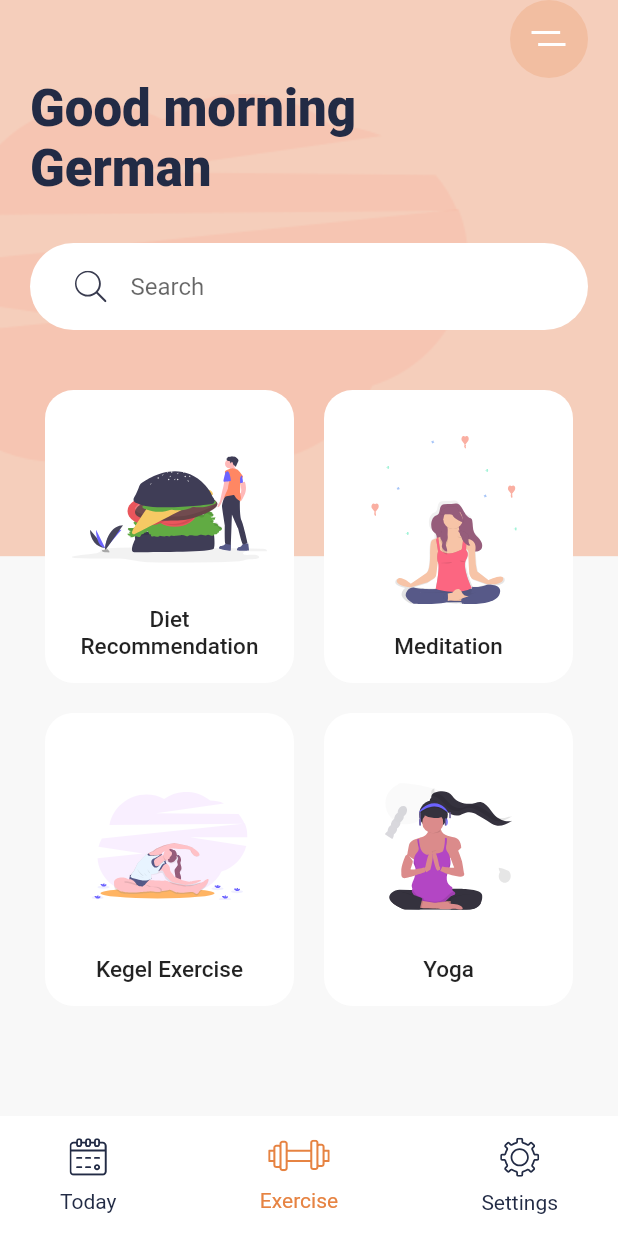
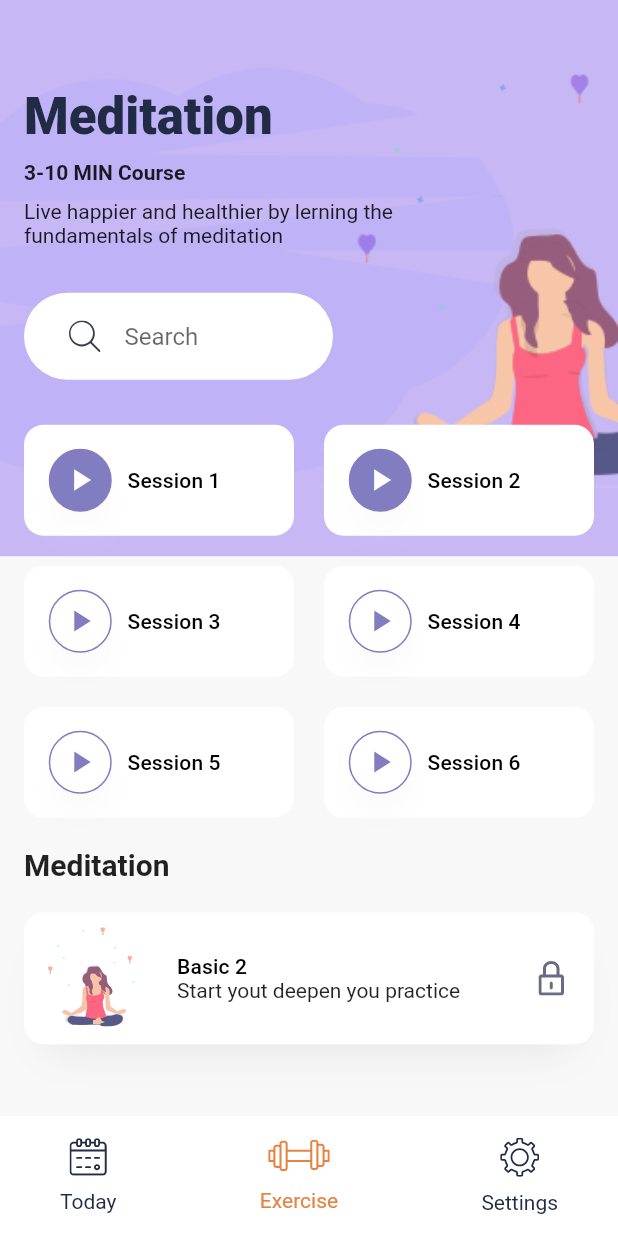
Before and after one commit to gergirod/exercise_app_design, a Flutter app: the screen it shows after launch, after a tap on "Meditation", on a phone screen of 412 x 824 dp. Run offline on Flutter 3.47's test engine with Material 2 defaults, Android fonts, the phone set to English and light mode, and no system bars; our stand-ins replace flutter_svg.

Commit message:
create details creen

```diff
--- a/lib/ui/category_card.dart
+++ b/lib/ui/category_card.dart
@@ -5,10 +5,12 @@ import 'package:flutter_svg/flutter_svg.dart';
 class CategoryCard extends StatelessWidget {
   final String src;
   final String title;
+  final Function press;
   const CategoryCard({
     Key key,
     this.src,
-    this.title
+    this.title,
+    this.press
   }) : super(key: key);
 
   @override
@@ -32,9 +34,7 @@ class CategoryCard extends StatelessWidget {
         child: Material(
           color: Colors.transparent,
           child: InkWell(
-            onTap: () {
-
-            },
+            onTap: press,
             child: Padding(
               padding: const EdgeInsets.all(15.0),
               child: Column(
--- /dev/null
+++ b/lib/ui/details_screen.dart
@@ -0,0 +1,148 @@
+import 'package:exercise_app/ui/bottom_nav_bar.dart';
+import 'package:exercise_app/ui/search_bar.dart';
+import 'package:exercise_app/ui/session_card.dart';
+import 'package:flutter/cupertino.dart';
+import 'package:flutter/material.dart';
+import 'package:flutter_svg/flutter_svg.dart';
+
+import '../utils/constants.dart';
+
+class DetailsScreen extends StatelessWidget {
+  @override
+  Widget build(BuildContext context) {
+    var size = MediaQuery.of(context).size;
+    return Scaffold(
+      bottomNavigationBar: BottomNavBar(),
+      body: Stack(
+        children: <Widget>[
+          Container(
+            height: size.height * .45,
+            decoration: BoxDecoration(
+                color: kBlueLightColor,
+                image: DecorationImage(
+                    image: AssetImage("assets/images/meditation_bg.png"),
+                    fit: BoxFit.fitWidth)),
+          ),
+          SafeArea(
+            child: Padding(
+              padding: const EdgeInsets.all(16.0),
+              child: SingleChildScrollView(
+                child: Column(
+                  crossAxisAlignment: CrossAxisAlignment.start,
+                  children: <Widget>[
+                    SizedBox(
+                      height: size.height * 0.05,
+                    ),
+                    Text(
+                      "Meditation",
+                      style: Theme.of(context)
+                          .textTheme
+                          .display1
+                          .copyWith(fontWeight: FontWeight.w900),
+                    ),
+                    SizedBox(
+                      height: 10,
+                    ),
+                    Text(
+                      "3-10 MIN Course",
+                      style: TextStyle(fontWeight: FontWeight.bold),
+                    ),
+                    SizedBox(
+                      height: 10,
+                    ),
+                    SizedBox(
+                      width: size.width * .6,
+                      child: Text(
+                        "Live happier and healthier by lerning the fundamentals of meditation",
+                        style: TextStyle(),
+                      ),
+                    ),
+                    SizedBox(
+                        width: size.width * 0.5,
+                        child: SearchBar()
+                    ),
+                    Wrap(
+                      spacing: 20,
+                      runSpacing: 20,
+                      children: <Widget>[
+                        SessionCard(
+                            sessionNum: 1,
+                            isDone: true,
+                            press: () {},),
+                        SessionCard(
+                            sessionNum: 2,
+                            isDone: true,
+                            press: () {}),
+                        SessionCard(
+                            sessionNum: 3,
+                            press: () {}),
+                        SessionCard(
+                            sessionNum: 4,
+                            press: () {}),
+                        SessionCard(
+                            sessionNum: 5,
+                            press: () {}),
+                        SessionCard(
+                            sessionNum: 6,
+                            press: () {}),
+                      ],
+                    ),
+                    SizedBox(height: 20,),
+                    Text(
+                      "Meditation",
+                      style: Theme.of(context)
+                          .textTheme
+                          .title
+                          .copyWith(fontWeight: FontWeight.bold),
+                    ),
+                    Container(
+                      margin: EdgeInsets.symmetric(vertical: 20),
+                      padding: EdgeInsets.all(10),
+                      decoration: BoxDecoration(
+                        color: Colors.white,
+                        borderRadius: BorderRadius.circular(13),
+                        boxShadow: [
+                          BoxShadow(
+                            offset: Offset(0,17),
+                            blurRadius: 23,
+                            spreadRadius: -13,
+                            color: kShadowColor
+                          )
+                        ]
+                      ),
+                      child: Row(
+                        children: <Widget>[
+                          SvgPicture.asset("assets/icons/Meditation_women_small.svg"),
+                          SizedBox(width: 20),
+                          Expanded(
+                            child: Column(
+                              mainAxisAlignment: MainAxisAlignment.spaceEvenly,
+                              crossAxisAlignment: CrossAxisAlignment.start,
+                              children: <Widget>[
+                                Text(
+                                  "Basic 2",
+                                  style: Theme.of(context).textTheme.subtitle,
+                                ),
+                                Text(
+                                  "Start yout deepen you practice"
+                                )
+                              ],
+                            ),
+                          ),
+                          Padding(
+                            padding: EdgeInsets.all(10),
+                            child: SvgPicture.asset("assets/icons/Lock.svg"),
+                          )
+                        ],
+                      ),
+                    )
+                  ],
+                ),
+              ),
+            ),
+          ),
+        ],
+      ),
+    );
+  }
+}
--- a/lib/ui/home_screen.dart
+++ b/lib/ui/home_screen.dart
@@ -1,3 +1,5 @@
+import 'package:exercise_app/ui/details_screen.dart';
+import 'package:exercise_app/ui/search_bar.dart';
 import 'package:exercise_app/utils/constants.dart';
 import 'package:flutter/cupertino.dart';
 import 'package:flutter/material.dart';
@@ -53,21 +55,7 @@ class HomeScreenState extends State<HomeScreen> {
                   .textTheme
                   .display1
                   .copyWith(fontWeight: FontWeight.w900)),
-                  Container(
-                    margin: EdgeInsets.symmetric(vertical: 30),
-                    padding: EdgeInsets.symmetric(horizontal: 30, vertical: 5),
-                    decoration: BoxDecoration(
-                      color: Colors.white,
-                      borderRadius: BorderRadius.circular(30.0)
-                    ),
-                    child: TextField(
-                      decoration: InputDecoration(
-                        hintText: "Search",
-                        icon: SvgPicture.asset("assets/icons/search.svg"),
-                        border: InputBorder.none
-                      ),
-                    ),
-                  ),
+                  SearchBar(),
                   Expanded(
                     child: Padding(
                       padding: const EdgeInsets.all(10.0),
@@ -78,8 +66,15 @@ class HomeScreenState extends State<HomeScreen> {
                       children: <Widget>[
                         CategoryCard(src: "assets/icons/Hamburger.svg",
                           title: "Diet Recommendation"),
-                        CategoryCard(src: "assets/icons/Meditation.svg",
-                          title: "Meditation"),
+                        CategoryCard(
+                            src: "assets/icons/Meditation.svg",
+                            title: "Meditation",
+                            press: (){
+                              Navigator.push(context, MaterialPageRoute(builder: (context){
+                                return DetailsScreen();
+                              }),
+                              );
+                            },),
                         CategoryCard(src: "assets/icons/Excrecises.svg",
                           title: "Kegel Exercise"),
                         CategoryCard(src: "assets/icons/yoga.svg",
--- /dev/null
+++ b/lib/ui/search_bar.dart
@@ -0,0 +1,27 @@
+import 'package:flutter/material.dart';
+import 'package:flutter_svg/flutter_svg.dart';
+
+class SearchBar extends StatelessWidget {
+  const SearchBar({
+    Key key,
+  }) : super(key: key);
+
+  @override
+  Widget build(BuildContext context) {
+    return Container(
+      margin: EdgeInsets.symmetric(vertical: 30),
+      padding: EdgeInsets.symmetric(horizontal: 30, vertical: 5),
+      decoration: BoxDecoration(
+          color: Colors.white,
+          borderRadius: BorderRadius.circular(30.0)
+      ),
+      child: TextField(
+        decoration: InputDecoration(
+            hintText: "Search",
+            icon: SvgPicture.asset("assets/icons/search.svg"),
+            border: InputBorder.none
+        ),
+      ),
+    );
+  }
+}
--- /dev/null
+++ b/lib/ui/session_card.dart
@@ -0,0 +1,68 @@
+import 'package:exercise_app/utils/constants.dart';
+import 'package:flutter/material.dart';
+
+class SessionCard extends StatelessWidget {
+  final int sessionNum;
+  final bool isDone;
+  final Function press;
+  const SessionCard({
+    Key key,
+    this.isDone = false,
+    this.sessionNum,
+    this.press
+  }) : super(key: key);
+
+  @override
+  Widget build(BuildContext context) {
+    return LayoutBuilder(
+        builder: (context, constraint) {
+          return Container(
+            width: constraint.maxWidth / 2 - 10,
+            decoration: BoxDecoration(
+                color: Colors.white,
+                borderRadius: BorderRadius.circular(13)
+            ),
+            child: Material(
+              color: Colors.transparent,
+              child: InkWell(
+                onTap: press,
+                child: Padding(
+                  padding: const EdgeInsets.all(16.0),
+                  child: Row(
+                    children: <Widget>[
+                      Container(
+                        height: 42,
+                        width: 43,
+                        decoration: BoxDecoration(
+                            color: isDone? kBlueColor : Colors.white,
+                            shape: BoxShape.circle,
+                            border: Border.all(color: kBlueColor),
+                            boxShadow: [
+                              BoxShadow(
+                                  offset: Offset(0,17),
+                                  blurRadius: 23,
+                                  spreadRadius: -13,
+                                  color: kShadowColor
+                              )
+                            ]
+                        ),
+                        child: Icon(
+                          Icons.play_arrow,
+                          color: isDone ? Colors.white : kBlueColor,
+                        ),
+                      ),
+                      SizedBox(width: 10,),
+                      Text(
+                        "Session $sessionNum",
+                        style: Theme.of(context).textTheme.subtitle,
+                      )
+                    ],
+                  ),
+                ),
+              ),
+            ),
+          );
+        }
+    );
+  }
+}
```
